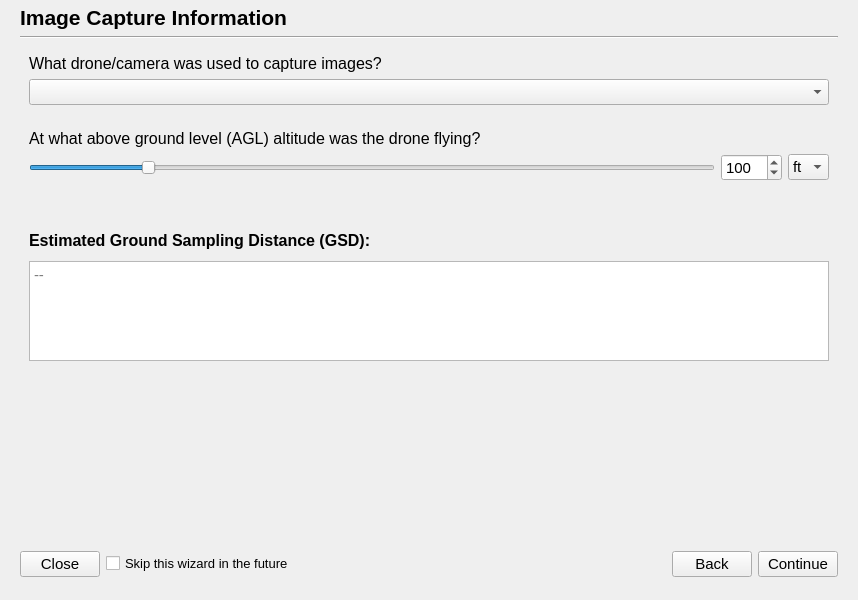
The window that resources/views/images/ImageAnalysisGuide.ui (TheCoderPerson/automated-drone-image-analysis-tool) describes before a commit, drawn with Qt 5.
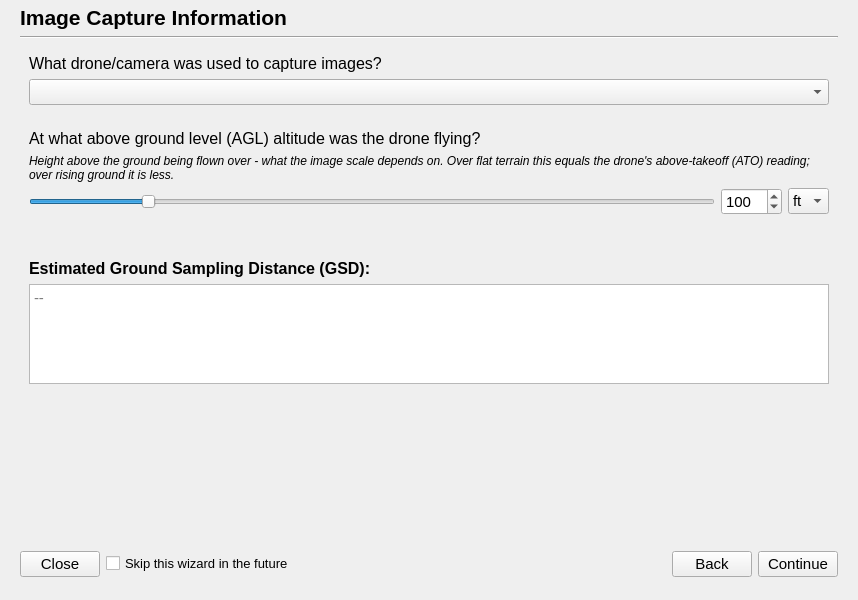
The same window after the commit. The open tabs and pages were chosen to show the change.

Commit message: feat(altitude): separate AGL from ATO and anchor it to the takeoff point

```diff
--- a/resources/views/images/ImageAnalysisGuide.ui
+++ b/resources/views/images/ImageAnalysisGuide.ui
@@ -401,6 +401,22 @@
             </property>
            </widget>
           </item>
+          <item>
+           <widget class="QLabel" name="labelAltitudeHint">
+            <property name="font">
+             <font>
+              <pointsize>9</pointsize>
+              <italic>true</italic>
+             </font>
+            </property>
+            <property name="text">
+             <string>Height above the ground being flown over - what the image scale depends on. Over flat terrain this equals the drone's above-takeoff (ATO) reading; over rising ground it is less.</string>
+            </property>
+            <property name="wordWrap">
+             <bool>true</bool>
+            </property>
+           </widget>
+          </item>
           <item>
            <layout class="QHBoxLayout" name="horizontalLayout_altitude">
             <item>
```
The commit also changes 61 other files.
